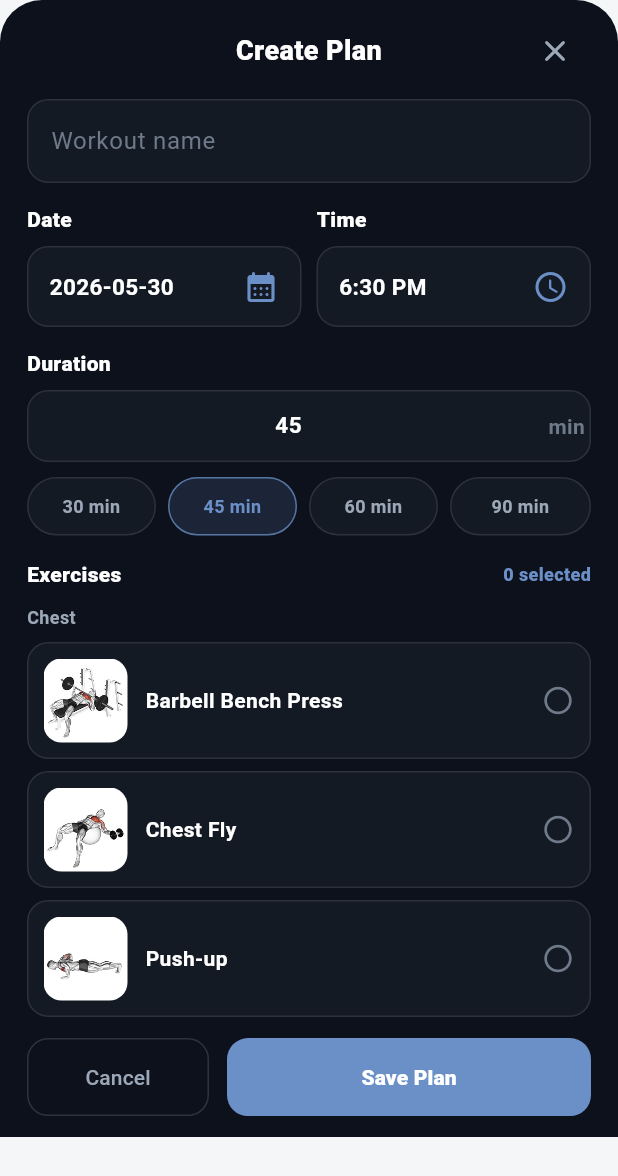
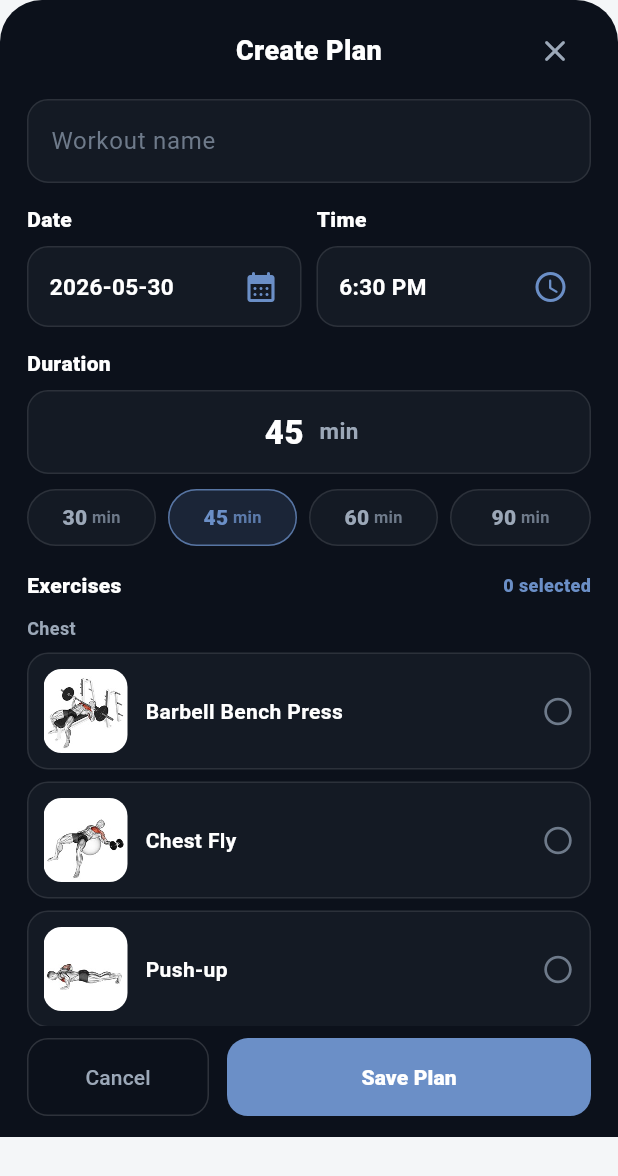
Before and after one commit to bekirs01/gymcoach, a Flutter app: the CreatePlanSheet widget shown alone on an empty page, opened directly with empty values, on a phone screen of 412 x 824 dp. Shown: the top 1176 px of the screen. Run offline on Flutter 3.47's test engine with Material 3 defaults, Android fonts, the phone set to English and light mode, and no system bars; our stand-ins replace camera, flutter_dotenv, geolocator, image_picker, permission_handler, shared_preferences and 1 more; missing offline and left inert: google_mlkit_commons, google_mlkit_pose_detection, maplibre_gl; accounts and stored records are empty; network calls fail.

Commit message:
Fix iOS build setup and polish plan UI dialogs.
Restore CocoaPods/ML Kit simulator patching, improve duration input layout, and use native Cupertino delete confirmation on plan details.

```diff
--- a/lib/features/plans/presentation/create_plan_sheet.dart
+++ b/lib/features/plans/presentation/create_plan_sheet.dart
@@ -310,28 +310,8 @@ class _CreatePlanSheetState extends State<CreatePlanSheet> {
                   const SizedBox(height: 14),
                   _SectionLabel(l10n.durationLabel),
                   const SizedBox(height: 8),
-                  TextField(
+                  _DurationInput(
                     controller: _durationController,
-                    keyboardType: TextInputType.number,
-                    inputFormatters: [FilteringTextInputFormatter.digitsOnly],
-                    style: const TextStyle(color: Colors.white, fontWeight: FontWeight.w700, fontSize: 15),
-                    textAlign: TextAlign.center,
-                    decoration: InputDecoration(
-                      hintText: '45',
-                      suffixText: 'min',
-                      suffixStyle: const TextStyle(color: PremiumColors.textMuted, fontWeight: FontWeight.w600),
-                      filled: true,
-                      fillColor: PremiumColors.surface,
-                      contentPadding: const EdgeInsets.symmetric(vertical: 12),
-                      enabledBorder: OutlineInputBorder(
-                        borderRadius: BorderRadius.circular(PremiumRadii.md),
-                        borderSide: BorderSide(color: Colors.white.withValues(alpha: 0.1)),
-                      ),
-                      focusedBorder: OutlineInputBorder(
-                        borderRadius: BorderRadius.circular(PremiumRadii.md),
-                        borderSide: const BorderSide(color: PremiumColors.accentBlue, width: 1.2),
-                      ),
-                    ),
                     onChanged: (_) => setState(() => _validationMessage = null),
                   ),
                   const SizedBox(height: 10),
@@ -342,7 +322,7 @@ class _CreatePlanSheetState extends State<CreatePlanSheet> {
                         child: Padding(
                           padding: EdgeInsets.only(right: m == _durationPresets.last ? 0 : 8),
                           child: _DurationChip(
-                            label: l10n.chipMinutes(m),
+                            minutes: m,
                             selected: selected,
                             onTap: () => _selectDurationPreset(m),
                           ),
@@ -531,23 +511,97 @@ class _CupertinoPickerSheet extends StatelessWidget {
   }
 }
 
+class _DurationInput extends StatelessWidget {
+  const _DurationInput({
+    required this.controller,
+    required this.onChanged,
+  });
+
+  final TextEditingController controller;
+  final ValueChanged<String> onChanged;
+
+  @override
+  Widget build(BuildContext context) {
+    return Container(
+      width: double.infinity,
+      padding: const EdgeInsets.symmetric(horizontal: 16, vertical: 6),
+      decoration: BoxDecoration(
+        color: PremiumColors.surface,
+        borderRadius: BorderRadius.circular(PremiumRadii.md),
+        border: Border.all(color: Colors.white.withValues(alpha: 0.1)),
+      ),
+      child: Row(
+        mainAxisAlignment: MainAxisAlignment.center,
+        children: [
+          IntrinsicWidth(
+            child: ConstrainedBox(
+              constraints: const BoxConstraints(minWidth: 36, maxWidth: 80),
+              child: TextField(
+                controller: controller,
+                keyboardType: TextInputType.number,
+                inputFormatters: [FilteringTextInputFormatter.digitsOnly],
+                textAlign: TextAlign.center,
+                style: const TextStyle(
+                  color: Colors.white,
+                  fontWeight: FontWeight.w800,
+                  fontSize: 22,
+                  height: 1.2,
+                ),
+                decoration: const InputDecoration(
+                  hintText: '45',
+                  hintStyle: TextStyle(
+                    color: PremiumColors.textMuted,
+                    fontWeight: FontWeight.w800,
+                    fontSize: 22,
+                  ),
+                  border: InputBorder.none,
+                  isDense: true,
+                  contentPadding: EdgeInsets.symmetric(vertical: 8),
+                ),
+                onChanged: onChanged,
+              ),
+            ),
+          ),
+          const Padding(
+            padding: EdgeInsets.only(left: 4, bottom: 1),
+            child: Text(
+              'min',
+              style: TextStyle(
+                color: PremiumColors.textSecondary,
+                fontWeight: FontWeight.w600,
+                fontSize: 15,
+                height: 1.2,
+              ),
+            ),
+          ),
+        ],
+      ),
+    );
+  }
+}
+
 class _DurationChip extends StatelessWidget {
   const _DurationChip({
-    required this.label,
+    required this.minutes,
     required this.selected,
     required this.onTap,
   });
 
-  final String label;
+  final int minutes;
   final bool selected;
   final VoidCallback onTap;
 
   @override
   Widget build(BuildContext context) {
+    final accent = selected ? PremiumColors.accentBlue : PremiumColors.textSecondary;
+    final unitColor = selected
+        ? PremiumColors.accentBlue.withValues(alpha: 0.8)
+        : PremiumColors.textMuted;
+
     return GestureDetector(
       onTap: onTap,
       child: Container(
-        padding: const EdgeInsets.symmetric(vertical: 10),
+        padding: const EdgeInsets.symmetric(vertical: 11),
         decoration: BoxDecoration(
           color: selected
               ? PremiumColors.accentBlue.withValues(alpha: 0.16)
@@ -559,14 +613,28 @@ class _DurationChip extends StatelessWidget {
                 : Colors.white.withValues(alpha: 0.1),
           ),
         ),
-        child: Text(
-          label,
-          textAlign: TextAlign.center,
-          style: TextStyle(
-            color: selected ? PremiumColors.accentBlue : PremiumColors.textSecondary,
-            fontWeight: FontWeight.w700,
-            fontSize: 12,
-          ),
+        child: Row(
+          mainAxisAlignment: MainAxisAlignment.center,
+          children: [
+            Text(
+              '$minutes',
+              style: TextStyle(
+                color: accent,
+                fontWeight: FontWeight.w800,
+                fontSize: 14,
+                height: 1,
+              ),
+            ),
+            Text(
+              ' min',
+              style: TextStyle(
+                color: unitColor,
+                fontWeight: FontWeight.w600,
+                fontSize: 11,
+                height: 1,
+              ),
+            ),
+          ],
         ),
       ),
     );
```
Also changed, not shown: lib/app/widgets/premium_ios_alert.dart (added, +43 -0 lines), lib/features/plans/presentation/plan_detail_page.dart (+7 -22 lines), 2 other files.
